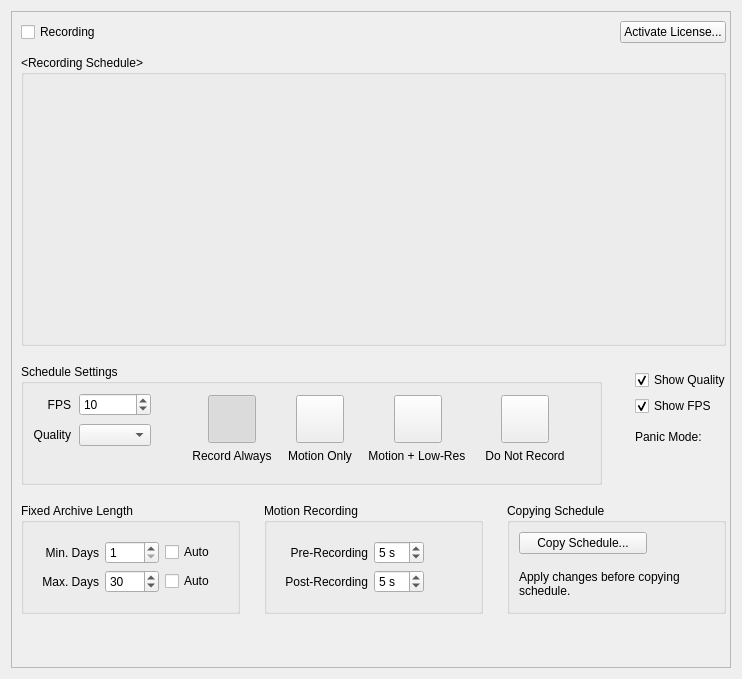
Old version of the form client/libclient/src/ui/widgets/properties/camera_schedule_widget.ui in the repository networkoptix/nx_open.
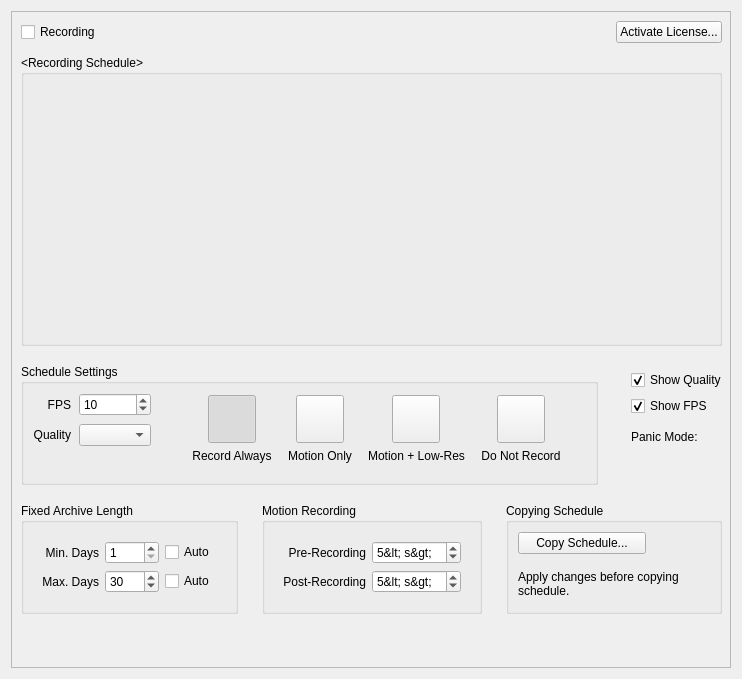
New version of the form. Custom widgets are drawn as their Qt base class.

Patch:
```diff
--- a/client/libclient/src/ui/widgets/properties/camera_schedule_widget.ui
+++ b/client/libclient/src/ui/widgets/properties/camera_schedule_widget.ui
@@ -442,7 +442,7 @@
                     </sizepolicy>
                    </property>
                    <property name="text">
-                    <string>Motion + Low-Res </string>
+                    <string>Motion + Low-Res</string>
                    </property>
                    <property name="alignment">
                     <set>Qt::AlignCenter</set>
@@ -533,7 +533,7 @@
             <item row="2" column="0" colspan="2">
              <layout class="QHBoxLayout" name="horizontalLayout_13" stretch="0,1">
               <property name="spacing">
-               <number>0</number>
+               <number>2</number>
               </property>
               <property name="topMargin">
                <number>8</number>
@@ -541,7 +541,7 @@
               <item>
                <widget class="QLabel" name="panicModeTitleLabel">
                 <property name="text">
-                 <string>Panic Mode: </string>
+                 <string>Panic Mode:</string>
                 </property>
                </widget>
               </item>
@@ -728,7 +728,7 @@
                <item row="0" column="1">
                 <widget class="QSpinBox" name="recordBeforeSpinBox">
                  <property name="suffix">
-                  <string extracomment="Short for &quot;seconds&quot;"> s</string>
+                  <string notr="true" extracomment="Short for &quot;seconds&quot;">&lt; s&gt;</string>
                  </property>
                  <property name="minimum">
                   <number>3</number>
@@ -757,7 +757,7 @@
                <item row="1" column="1">
                 <widget class="QSpinBox" name="recordAfterSpinBox">
                  <property name="suffix">
-                  <string extracomment="Short for &quot;seconds&quot;"> s</string>
+                  <string notr="true" extracomment="Short for &quot;seconds&quot;">&lt; s&gt;</string>
                  </property>
                  <property name="minimum">
                   <number>3</number>
```
